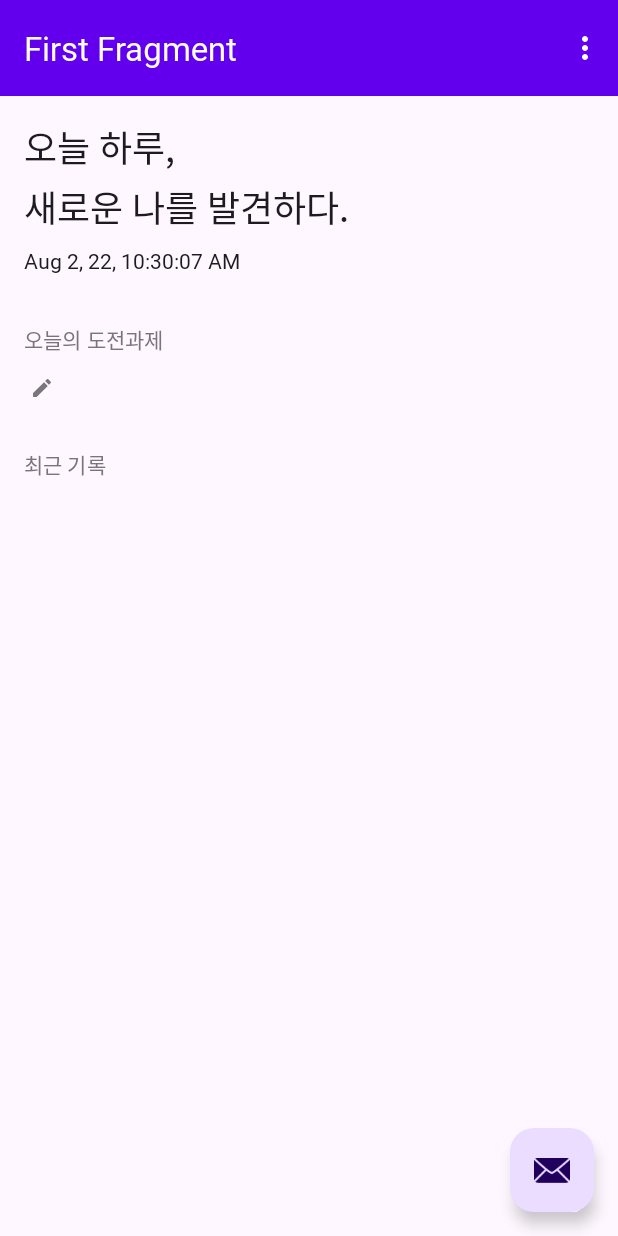
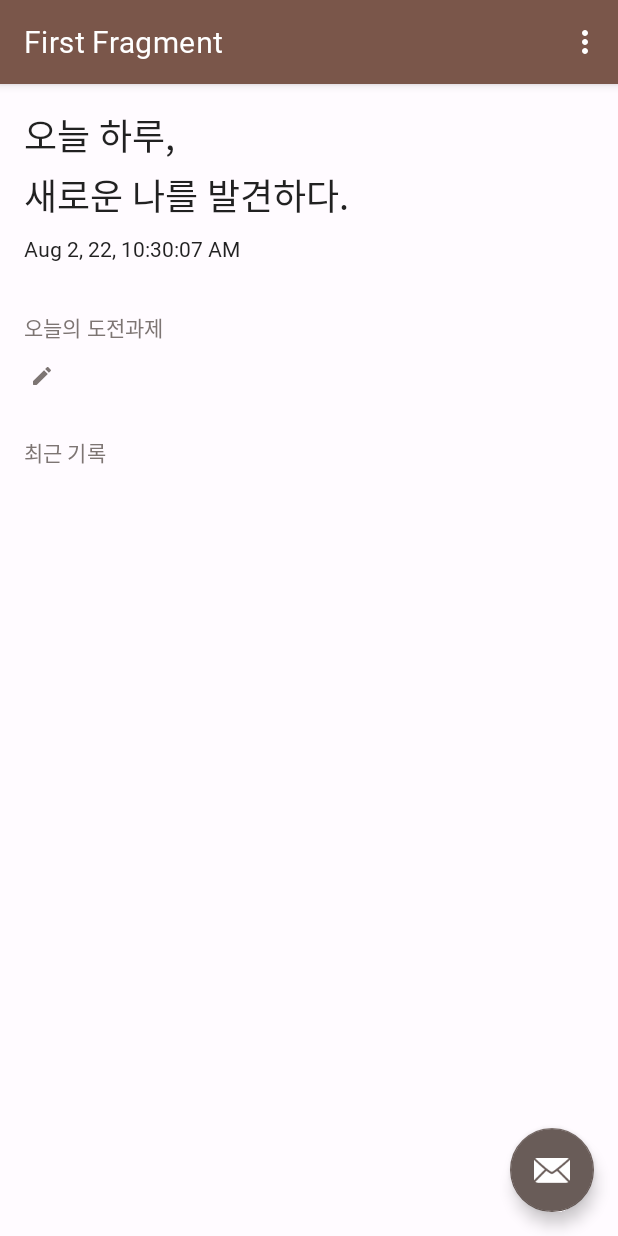
Before and after one commit to RyanChoi919/Sunrise, an Android app: the screen it shows after launch (MainActivity), on a phone screen of 412 x 824 dp. Run offline under Robolectric (Android 15) with nearby library versions, the phone set to English and light mode, and no system bars; our stand-ins replace navigation-ui.

Commit message:
change app theme color

```diff
--- a/app/src/main/res/values-night/themes.xml
+++ b/app/src/main/res/values-night/themes.xml
@@ -1,16 +1,32 @@
-<resources xmlns:tools="http://schemas.android.com/tools">
+<resources>
     <!-- Base application theme. -->
     <style name="Theme.Sunrise" parent="Theme.MaterialComponents.DayNight.DarkActionBar">
-        <!-- Primary brand color. -->
-        <item name="colorPrimary">@color/purple_200</item>
-        <item name="colorPrimaryVariant">@color/purple_700</item>
-        <item name="colorOnPrimary">@color/black</item>
-        <!-- Secondary brand color. -->
-        <item name="colorSecondary">@color/teal_200</item>
-        <item name="colorSecondaryVariant">@color/teal_200</item>
-        <item name="colorOnSecondary">@color/black</item>
-        <!-- Status bar color. -->
-        <item name="android:statusBarColor" tools:targetApi="l">?attr/colorPrimaryVariant</item>
-        <!-- Customize your theme here. -->
+        <item name="colorPrimary">@color/md_theme_dark_primary</item>
+        <item name="colorOnPrimary">@color/md_theme_dark_onPrimary</item>
+        <item name="colorPrimaryContainer">@color/md_theme_dark_primaryContainer</item>
+        <item name="colorOnPrimaryContainer">@color/md_theme_dark_onPrimaryContainer</item>
+        <item name="colorSecondary">@color/md_theme_dark_secondary</item>
+        <item name="colorOnSecondary">@color/md_theme_dark_onSecondary</item>
+        <item name="colorSecondaryContainer">@color/md_theme_dark_secondaryContainer</item>
+        <item name="colorOnSecondaryContainer">@color/md_theme_dark_onSecondaryContainer</item>
+        <item name="colorTertiary">@color/md_theme_dark_tertiary</item>
+        <item name="colorOnTertiary">@color/md_theme_dark_onTertiary</item>
+        <item name="colorTertiaryContainer">@color/md_theme_dark_tertiaryContainer</item>
+        <item name="colorOnTertiaryContainer">@color/md_theme_dark_onTertiaryContainer</item>
+        <item name="colorError">@color/md_theme_dark_error</item>
+        <item name="colorOnError">@color/md_theme_dark_onError</item>
+        <item name="colorErrorContainer">@color/md_theme_dark_errorContainer</item>
+        <item name="colorOnErrorContainer">@color/md_theme_dark_onErrorContainer</item>
+        <item name="android:colorBackground">@color/md_theme_dark_background</item>
+        <item name="colorOnBackground">@color/md_theme_dark_onBackground</item>
+        <item name="colorSurface">@color/md_theme_dark_surface</item>
+        <item name="colorOnSurface">@color/md_theme_dark_onSurface</item>
+        <item name="colorSurfaceVariant">@color/md_theme_dark_surfaceVariant</item>
+        <item name="colorOnSurfaceVariant">@color/md_theme_dark_onSurfaceVariant</item>
+        <item name="colorOutline">@color/md_theme_dark_outline</item>
+        <item name="colorSurfaceInverse">@color/md_theme_dark_inverseSurface</item>
+        <item name="colorOnSurfaceInverse">@color/md_theme_dark_inverseOnSurface</item>
+        <item name="colorPrimaryInverse">@color/md_theme_dark_inversePrimary</item>
+
     </style>
 </resources>
--- a/app/src/main/res/values/colors.xml
+++ b/app/src/main/res/values/colors.xml
@@ -1,10 +1,62 @@
 <?xml version="1.0" encoding="utf-8"?>
 <resources>
-    <color name="purple_200">#FFBB86FC</color>
-    <color name="purple_500">#FF6200EE</color>
-    <color name="purple_700">#FF3700B3</color>
-    <color name="teal_200">#FF03DAC5</color>
-    <color name="teal_700">#FF018786</color>
-    <color name="black">#FF000000</color>
-    <color name="white">#FFFFFFFF</color>
+    <color name="seed">#FECDBE</color>
+    <color name="md_theme_light_primary">#7A564A</color>
+    <color name="md_theme_light_onPrimary">#FFFFFF</color>
+    <color name="md_theme_light_primaryContainer">#FFDBD0</color>
+    <color name="md_theme_light_onPrimaryContainer">#2E140C</color>
+    <color name="md_theme_light_secondary">#695C58</color>
+    <color name="md_theme_light_onSecondary">#FFFFFF</color>
+    <color name="md_theme_light_secondaryContainer">#F1DFD9</color>
+    <color name="md_theme_light_onSecondaryContainer">#231917</color>
+    <color name="md_theme_light_tertiary">#645E4D</color>
+    <color name="md_theme_light_onTertiary">#FFFFFF</color>
+    <color name="md_theme_light_tertiaryContainer">#EBE2CC</color>
+    <color name="md_theme_light_onTertiaryContainer">#1F1B0E</color>
+    <color name="md_theme_light_error">#BA1A1A</color>
+    <color name="md_theme_light_onError">#FFFFFF</color>
+    <color name="md_theme_light_errorContainer">#FFDAD6</color>
+    <color name="md_theme_light_onErrorContainer">#410002</color>
+    <color name="md_theme_light_background">#FFFBFF</color>
+    <color name="md_theme_light_onBackground">#1E1B1A</color>
+    <color name="md_theme_light_surface">#FFFBFF</color>
+    <color name="md_theme_light_onSurface">#1E1B1A</color>
+    <color name="md_theme_light_surfaceVariant">#EBE0DD</color>
+    <color name="md_theme_light_onSurfaceVariant">#4C4544</color>
+    <color name="md_theme_light_outline">#7D7573</color>
+    <color name="md_theme_light_shadow">#000000</color>
+    <color name="md_theme_light_inverseSurface">#33302F</color>
+    <color name="md_theme_light_inverseOnSurface">#F7EFED</color>
+    <color name="md_theme_light_inversePrimary">#EBBCAD</color>
+    <color name="md_theme_light_surfaceTint">#7A564A</color>
+    <color name="md_theme_light_surfaceTintColor">#7A564A</color>
+    <color name="md_theme_dark_primary">#EBBCAD</color>
+    <color name="md_theme_dark_onPrimary">#47291F</color>
+    <color name="md_theme_dark_primaryContainer">#603F34</color>
+    <color name="md_theme_dark_onPrimaryContainer">#FFDBD0</color>
+    <color name="md_theme_dark_secondary">#D4C3BE</color>
+    <color name="md_theme_dark_onSecondary">#392E2B</color>
+    <color name="md_theme_dark_secondaryContainer">#504441</color>
+    <color name="md_theme_dark_onSecondaryContainer">#F1DFD9</color>
+    <color name="md_theme_dark_tertiary">#CEC6B1</color>
+    <color name="md_theme_dark_onTertiary">#353022</color>
+    <color name="md_theme_dark_tertiaryContainer">#4C4637</color>
+    <color name="md_theme_dark_onTertiaryContainer">#EBE2CC</color>
+    <color name="md_theme_dark_error">#FFB4AB</color>
+    <color name="md_theme_dark_onError">#690005</color>
+    <color name="md_theme_dark_errorContainer">#93000A</color>
+    <color name="md_theme_dark_onErrorContainer">#FFB4AB</color>
+    <color name="md_theme_dark_background">#1E1B1A</color>
+    <color name="md_theme_dark_onBackground">#E8E1DF</color>
+    <color name="md_theme_dark_surface">#1E1B1A</color>
+    <color name="md_theme_dark_onSurface">#E8E1DF</color>
+    <color name="md_theme_dark_surfaceVariant">#4C4544</color>
+    <color name="md_theme_dark_onSurfaceVariant">#CEC4C2</color>
+    <color name="md_theme_dark_outline">#978F8D</color>
+    <color name="md_theme_dark_shadow">#000000</color>
+    <color name="md_theme_dark_inverseSurface">#E8E1DF</color>
+    <color name="md_theme_dark_inverseOnSurface">#33302F</color>
+    <color name="md_theme_dark_inversePrimary">#7A564A</color>
+    <color name="md_theme_dark_surfaceTint">#EBBCAD</color>
+    <color name="md_theme_dark_surfaceTintColor">#EBBCAD</color>
 </resources>
--- a/app/src/main/res/values/themes.xml
+++ b/app/src/main/res/values/themes.xml
@@ -1,16 +1,32 @@
 <resources>
     <!-- Base application theme. -->
-    <style name="Theme.Sunrise" parent="Theme.Material3.DayNight.NoActionBar">
-        <!-- Primary brand color. -->
-        <item name="colorPrimary">@color/purple_500</item>
-        <item name="colorPrimaryVariant">@color/purple_700</item>
-        <item name="colorOnPrimary">@color/white</item>
-        <!-- Secondary brand color. -->
-        <item name="colorSecondary">@color/teal_200</item>
-        <item name="colorSecondaryVariant">@color/teal_700</item>
-        <item name="colorOnSecondary">@color/black</item>
-        <!-- Status bar color. -->
-        <item name="android:statusBarColor">?attr/colorPrimaryVariant</item>
+    <style name="Theme.Sunrise" parent="Theme.MaterialComponents.DayNight.NoActionBar">
+        <item name="colorPrimary">@color/md_theme_light_primary</item>
+        <item name="colorOnPrimary">@color/md_theme_light_onPrimary</item>
+        <item name="colorPrimaryContainer">@color/md_theme_light_primaryContainer</item>
+        <item name="colorOnPrimaryContainer">@color/md_theme_light_onPrimaryContainer</item>
+        <item name="colorSecondary">@color/md_theme_light_secondary</item>
+        <item name="colorOnSecondary">@color/md_theme_light_onSecondary</item>
+        <item name="colorSecondaryContainer">@color/md_theme_light_secondaryContainer</item>
+        <item name="colorOnSecondaryContainer">@color/md_theme_light_onSecondaryContainer</item>
+        <item name="colorTertiary">@color/md_theme_light_tertiary</item>
+        <item name="colorOnTertiary">@color/md_theme_light_onTertiary</item>
+        <item name="colorTertiaryContainer">@color/md_theme_light_tertiaryContainer</item>
+        <item name="colorOnTertiaryContainer">@color/md_theme_light_onTertiaryContainer</item>
+        <item name="colorError">@color/md_theme_light_error</item>
+        <item name="colorOnError">@color/md_theme_light_onError</item>
+        <item name="colorErrorContainer">@color/md_theme_light_errorContainer</item>
+        <item name="colorOnErrorContainer">@color/md_theme_light_onErrorContainer</item>
+        <item name="android:colorBackground">@color/md_theme_light_background</item>
+        <item name="colorOnBackground">@color/md_theme_light_onBackground</item>
+        <item name="colorSurface">@color/md_theme_light_surface</item>
+        <item name="colorOnSurface">@color/md_theme_light_onSurface</item>
+        <item name="colorSurfaceVariant">@color/md_theme_light_surfaceVariant</item>
+        <item name="colorOnSurfaceVariant">@color/md_theme_light_onSurfaceVariant</item>
+        <item name="colorOutline">@color/md_theme_light_outline</item>
+        <item name="colorSurfaceInverse">@color/md_theme_light_inverseSurface</item>
+        <item name="colorOnSurfaceInverse">@color/md_theme_light_inverseOnSurface</item>
+        <item name="colorPrimaryInverse">@color/md_theme_light_inversePrimary</item>
         <!-- Default fontFamily-->
         <item name="android:fontFamily">@font/nanum_myeongjo</item>
     </style>
```
